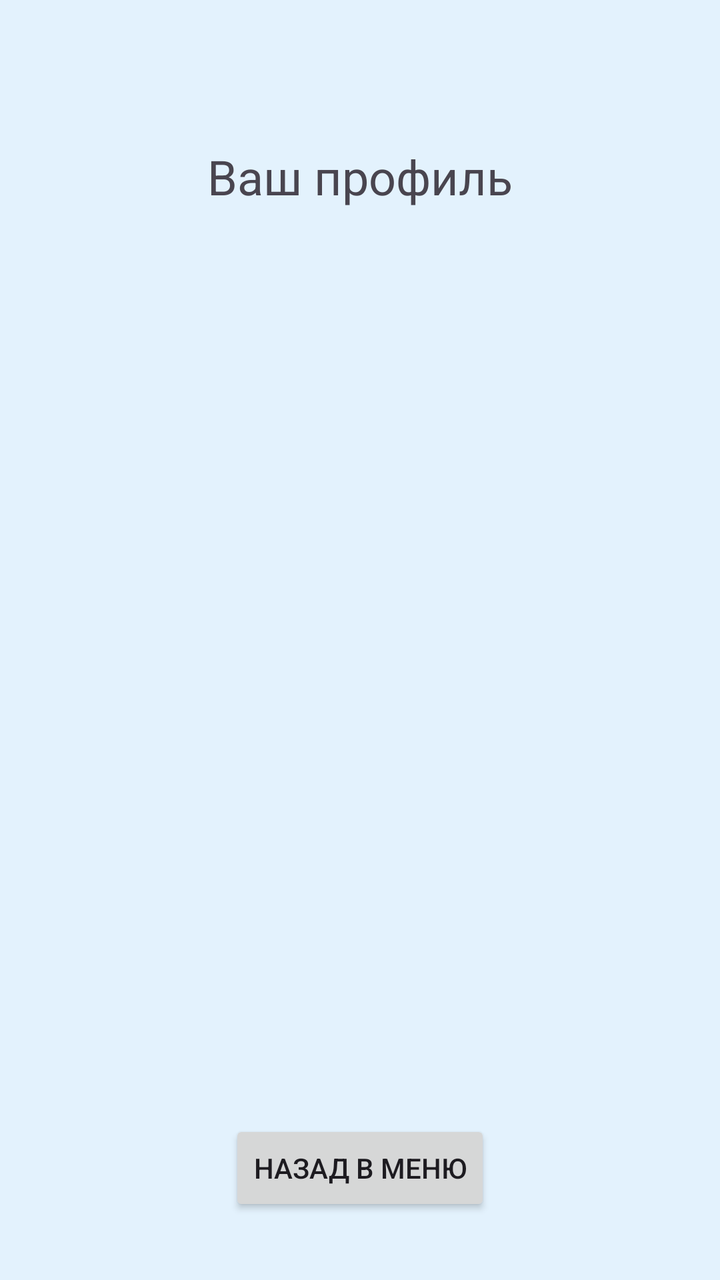
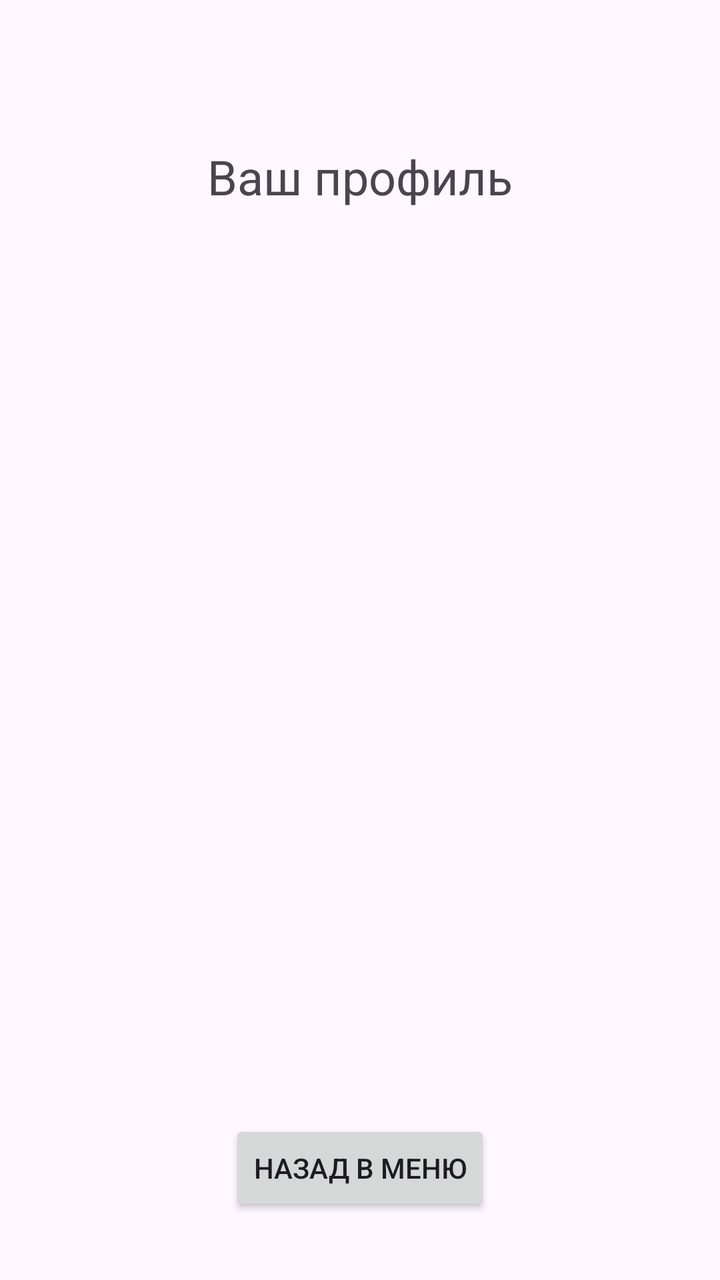

Two renders of the same Android screen: before a commit and after it. Below are the layout's source before the change and the commit's diff.
<!-- AndroidManifest.xml: application theme Theme.MyFirstApp -->
<!-- res/layout/activity_profile.xml -->
<?xml version="1.0" encoding="utf-8"?>
<androidx.constraintlayout.widget.ConstraintLayout xmlns:android="http://schemas.android.com/apk/res/android"
    xmlns:app="http://schemas.android.com/apk/res-auto"
    xmlns:tools="http://schemas.android.com/tools"
    android:id="@+id/main"
    android:layout_width="match_parent"
    android:layout_height="match_parent"
    android:background="#E3F2FD"
    tools:context=".ProfileActivity">

    <TextView
        android:id="@+id/tvProfileTitle"
        android:layout_width="wrap_content"
        android:layout_height="wrap_content"
        android:text="Ваш профиль"
        android:textSize="24sp"
        app:layout_constraintTop_toTopOf="parent"
        app:layout_constraintStart_toStartOf="parent"
        app:layout_constraintEnd_toEndOf="parent"
        android:layout_marginTop="72dp"/>

    <Button
        android:id="@+id/btnBack"
        android:layout_width="wrap_content"
        android:layout_height="wrap_content"
        android:text="Назад в меню"
        app:layout_constraintBottom_toBottomOf="parent"
        app:layout_constraintStart_toStartOf="parent"
        app:layout_constraintEnd_toEndOf="parent"
        android:layout_marginBottom="32dp"/>

</androidx.constraintlayout.widget.ConstraintLayout>
<!-- resources referenced by this layout -->
<resources>
  <style name="Theme.MyFirstApp" parent="Base.Theme.MyFirstApp" />
  <style name="Base.Theme.MyFirstApp" parent="Theme.Material3.DayNight.NoActionBar">
          
          
      </style>
</resources>

<!-- the commit's change to res/layout/activity_profile.xml (unified diff, before → after) -->
@@ -5,7 +5,6 @@
     android:id="@+id/main"
     android:layout_width="match_parent"
     android:layout_height="match_parent"
-    android:background="#E3F2FD"
     tools:context=".ProfileActivity">
 
     <TextView
